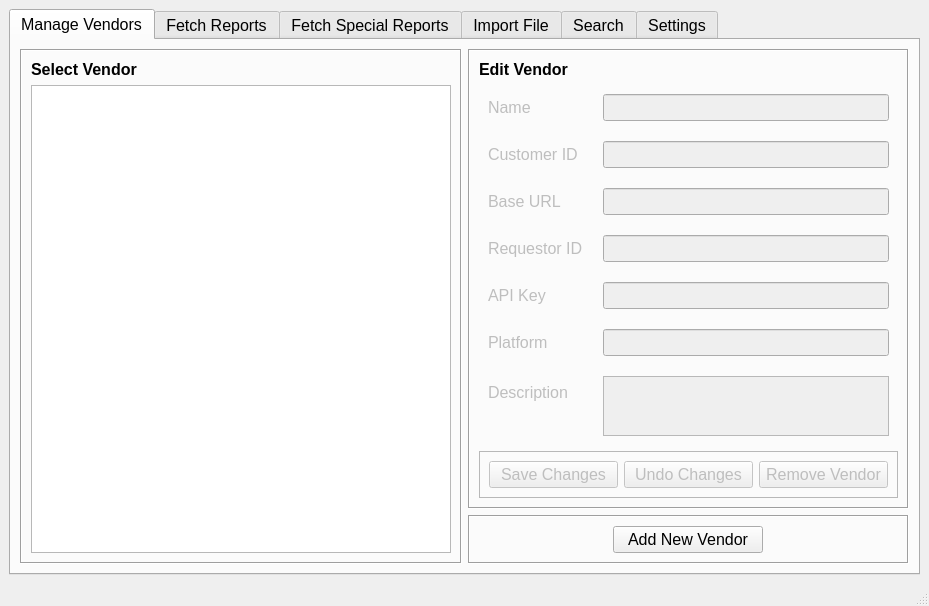
Qt form ui/MainWindow.ui (CS-4820-Library-Project/COUNTER-5-Report-Tool-2020-5.0) before a commit.
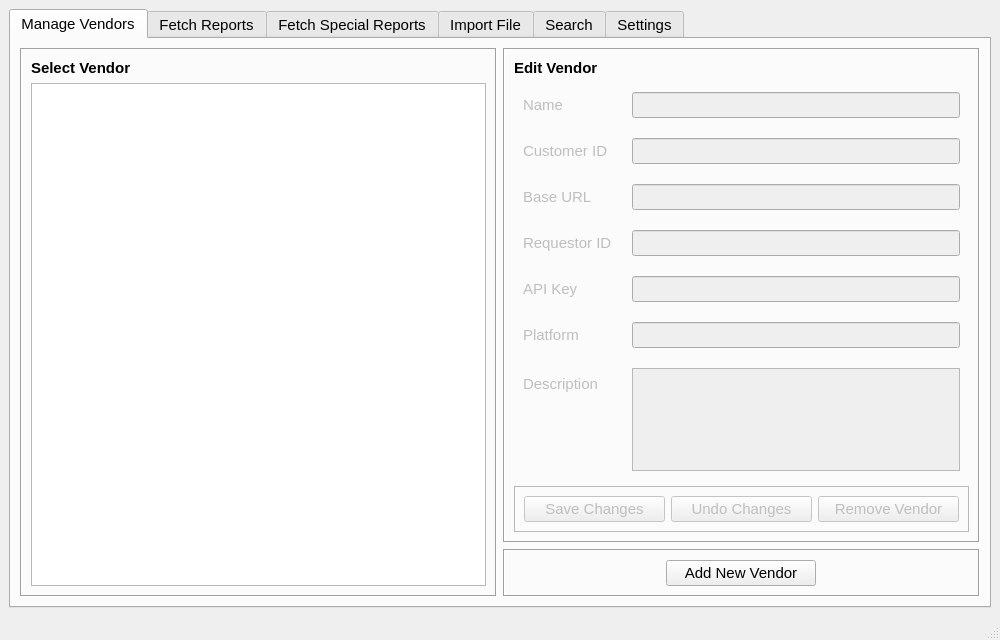
The same form after that commit.

The edit to the form file:
```diff
--- a/ui/MainWindow.ui
+++ b/ui/MainWindow.ui
@@ -6,16 +6,22 @@
    <rect>
     <x>0</x>
     <y>0</y>
-    <width>929</width>
-    <height>606</height>
+    <width>1000</width>
+    <height>640</height>
    </rect>
   </property>
   <property name="minimumSize">
    <size>
-    <width>920</width>
-    <height>500</height>
+    <width>1000</width>
+    <height>640</height>
    </size>
   </property>
+  <property name="font">
+   <font>
+    <family>Segoe UI</family>
+    <pointsize>11</pointsize>
+   </font>
+  </property>
   <property name="windowTitle">
    <string>Libly</string>
   </property>
@@ -38,11 +44,6 @@
         <height>16777215</height>
        </size>
       </property>
-      <property name="font">
-       <font>
-        <pointsize>12</pointsize>
-       </font>
-      </property>
       <property name="tabPosition">
        <enum>QTabWidget::North</enum>
       </property>
@@ -59,11 +60,6 @@
        <layout class="QHBoxLayout" name="horizontalLayout">
         <item>
          <widget class="QFrame" name="frame_12">
-          <property name="font">
-           <font>
-            <pointsize>12</pointsize>
-           </font>
-          </property>
           <property name="frameShape">
            <enum>QFrame::Box</enum>
           </property>
@@ -75,7 +71,8 @@
             <widget class="QLabel" name="label_13">
              <property name="font">
               <font>
-               <pointsize>12</pointsize>
+               <family>Segoe UI</family>
+               <pointsize>11</pointsize>
                <weight>75</weight>
                <bold>true</bold>
               </font>
@@ -89,7 +86,8 @@
             <widget class="QListView" name="vendorsListView">
              <property name="font">
               <font>
-               <pointsize>12</pointsize>
+               <family>Segoe UI</family>
+               <pointsize>11</pointsize>
               </font>
              </property>
              <property name="alternatingRowColors">
@@ -102,11 +100,6 @@
         </item>
         <item>
          <widget class="QFrame" name="frame_8">
-          <property name="font">
-           <font>
-            <pointsize>12</pointsize>
-           </font>
-          </property>
           <layout class="QVBoxLayout" name="horizontalLayout_2">
            <property name="leftMargin">
             <number>0</number>
@@ -125,11 +118,6 @@
              <property name="enabled">
               <bool>true</bool>
              </property>
-             <property name="font">
-              <font>
-               <pointsize>12</pointsize>
-              </font>
-             </property>
              <property name="frameShape">
               <enum>QFrame::Box</enum>
              </property>
@@ -144,7 +132,8 @@
                 </property>
                 <property name="font">
                  <font>
-                  <pointsize>12</pointsize>
+                  <family>Segoe UI</family>
+                  <pointsize>11</pointsize>
                   <weight>75</weight>
                   <bold>true</bold>
                  </font>
@@ -162,11 +151,6 @@
                 <property name="enabled">
                  <bool>false</bool>
                 </property>
-                <property name="font">
-                 <font>
-                  <pointsize>12</pointsize>
-                 </font>
-                </property>
                 <layout class="QFormLayout" name="formLayout">
                  <property name="horizontalSpacing">
                   <number>20</number>
@@ -176,137 +160,66 @@
                  </property>
                  <item row="0" column="0">
                   <widget class="QLabel" name="label">
-                   <property name="font">
-                    <font>
-                     <pointsize>12</pointsize>
-                    </font>
-                   </property>
                    <property name="text">
                     <string>Name</string>
                    </property>
                   </widget>
                  </item>
                  <item row="0" column="1">
-                  <widget class="QLineEdit" name="nameEdit">
-                   <property name="font">
-                    <font>
-                     <pointsize>12</pointsize>
-                    </font>
-                   </property>
-                  </widget>
+                  <widget class="QLineEdit" name="nameEdit"/>
                  </item>
                  <item row="1" column="0">
                   <widget class="QLabel" name="label_2">
-                   <property name="font">
-                    <font>
-                     <pointsize>12</pointsize>
-                    </font>
-                   </property>
                    <property name="text">
                     <string>Customer ID</string>
                    </property>
                   </widget>
                  </item>
                  <item row="1" column="1">
-                  <widget class="QLineEdit" name="customerIdEdit">
-                   <property name="font">
-                    <font>
-                     <pointsize>12</pointsize>
-                    </font>
-                   </property>
-                  </widget>
+                  <widget class="QLineEdit" name="customerIdEdit"/>
                  </item>
                  <item row="2" column="0">
                   <widget class="QLabel" name="label_3">
-                   <property name="font">
-                    <font>
-                     <pointsize>12</pointsize>
-                    </font>
-                   </property>
                    <property name="text">
                     <string>Base URL</string>
                    </property>
                   </widget>
                  </item>
                  <item row="2" column="1">
-                  <widget class="QLineEdit" name="baseUrlEdit">
-                   <property name="font">
-                    <font>
-                     <pointsize>12</pointsize>
-                    </font>
-                   </property>
-                  </widget>
+                  <widget class="QLineEdit" name="baseUrlEdit"/>
                  </item>
                  <item row="3" column="0">
                   <widget class="QLabel" name="label_4">
-                   <property name="font">
-                    <font>
-                     <pointsize>12</pointsize>
-                    </font>
-                   </property>
                    <property name="text">
                     <string>Requestor ID</string>
                    </property>
                   </widget>
                  </item>
                  <item row="3" column="1">
-                  <widget class="QLineEdit" name="requestorIdEdit">
-                   <property name="font">
-                    <font>
-                     <pointsize>12</pointsize>
-                    </font>
-                   </property>
-                  </widget>
+                  <widget class="QLineEdit" name="requestorIdEdit"/>
                  </item>
                  <item row="4" column="0">
                   <widget class="QLabel" name="label_5">
-                   <property name="font">
-                    <font>
-                     <pointsize>12</pointsize>
-                    </font>
-                   </property>
                    <property name="text">
                     <string>API Key</string>
                    </property>
                   </widget>
                  </item>
                  <item row="4" column="1">
-                  <widget class="QLineEdit" name="apiKeyEdit">
-                   <property name="font">
-                    <font>
-                     <pointsize>12</pointsize>
-                    </font>
-                   </property>
-                  </widget>
+                  <widget class="QLineEdit" name="apiKeyEdit"/>
                  </item>
                  <item row="5" column="0">
                   <widget class="QLabel" name="label_6">
-                   <property name="font">
-                    <font>
-                     <pointsize>12</pointsize>
-                    </font>
-                   </property>
                    <property name="text">
                     <string>Platform</string>
                    </property>
                   </widget>
                  </item>
                  <item row="5" column="1">
-                  <widget class="QLineEdit" name="platformEdit">
-                   <property name="font">
-                    <font>
-                     <pointsize>12</pointsize>
-                    </font>
-                   </property>
-                  </widget>
+                  <widget class="QLineEdit" name="platformEdit"/>
                  </item>
                  <item row="6" column="0">
                   <widget class="QLabel" name="label_28">
-                   <property name="font">
-                    <font>
-                     <pointsize>12</pointsize>
-                    </font>
-                   </property>
                    <property name="text">
                     <string>Description</string>
                    </property>
@@ -314,12 +227,6 @@
                  </item>
                  <item row="6" column="1">
                   <widget class="QPlainTextEdit" name="descriptionEdit">
-                   <property name="font">
-                    <font>
-                     <pointsize>12</pointsize>
-                     <kerning>true</kerning>
-                    </font>
-                   </property>
                    <property name="autoFillBackground">
                     <bool>false</bool>
                    </property>
@@ -348,11 +255,6 @@
                 <property name="enabled">
                  <bool>false</bool>
                 </property>
-                <property name="font">
-                 <font>
-                  <pointsize>12</pointsize>
-                 </font>
-                </property>
                 <property name="frameShape">
                  <enum>QFrame::StyledPanel</enum>
                 </property>
@@ -362,11 +264,6 @@
                 <layout class="QHBoxLayout" name="horizontalLayout_5">
                  <item>
                   <widget class="QPushButton" name="saveVendorChangesButton">
-                   <property name="font">
-                    <font>
-                     <pointsize>12</pointsize>
-                    </font>
-                   </property>
                    <property name="text">
                     <string>Save Changes</string>
                    </property>
@@ -380,11 +277,6 @@
                  </item>
                  <item>
                   <widget class="QPushButton" name="undoVendorChangesButton">
-                   <property name="font">
-                    <font>
-                     <pointsize>12</pointsize>
-                    </font>
-                   </property>
                    <property name="text">
                     <string>Undo Changes</string>
                    </property>
@@ -392,11 +284,6 @@
                  </item>
                  <item>
                   <widget class="QPushButton" name="removeVendorButton">
-                   <property name="font">
-                    <font>
-                     <pointsize>12</pointsize>
-                    </font>
-                   </property>
                    <property name="text">
                     <string>Remove Vendor</string>
                    </property>
@@ -410,11 +297,6 @@
            </item>
            <item>
             <widget class="QFrame" name="frame_2">
-             <property name="font">
-              <font>
-               <pointsize>12</pointsize>
-              </font>
-             </property>
              <property name="frameShape">
               <enum>QFrame::Box</enum>
              </property>
@@ -430,11 +312,6 @@
                   <height>16777215</height>
                  </size>
                 </property>
-                <property name="font">
-                 <font>
-                  <pointsize>12</pointsize>
-                 </font>
-                </property>
                 <property name="text">
                  <string>Add New Vendor</string>
                 </property>
```
Left out of the diff: 174 changed lines with no effect on the pictures. Lines whose indentation alone changed are shown as unchanged.
